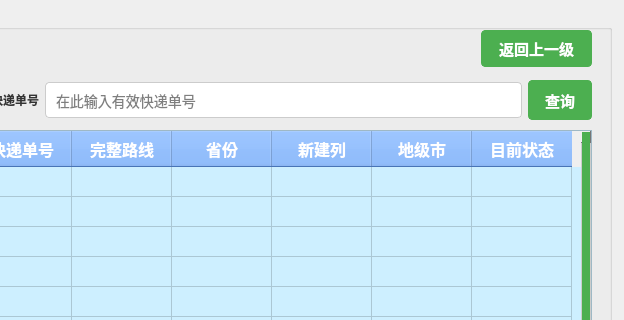
Old version of the form modules/postman/postman_search_delivery.ui in the repository gfzyl/Parcel-System; both pictures show x 159 to 783 and y 0 to 320 of the 783 by 585 pixel window.
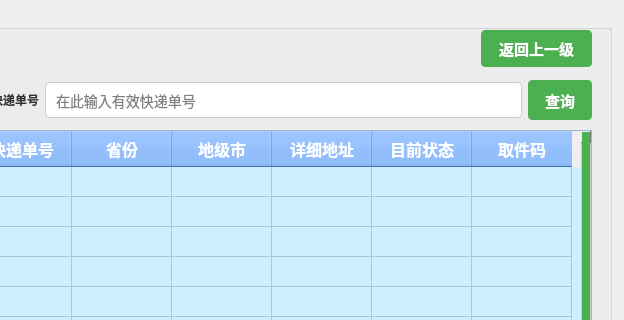
New version of the form.

```diff
--- a/modules/postman/postman_search_delivery.ui
+++ b/modules/postman/postman_search_delivery.ui
@@ -191,31 +191,31 @@
       <string>快递单号</string>
      </property>
     </column>
-    <column>
-     <property name="text">
-      <string>完整路线</string>
-     </property>
-    </column>
     <column>
      <property name="text">
       <string>省份</string>
      </property>
     </column>
-    <column>
-     <property name="text">
-      <string>新建列</string>
-     </property>
-    </column>
     <column>
      <property name="text">
       <string>地级市</string>
      </property>
     </column>
+    <column>
+     <property name="text">
+      <string>详细地址</string>
+     </property>
+    </column>
     <column>
      <property name="text">
       <string>目前状态</string>
      </property>
     </column>
+    <column>
+     <property name="text">
+      <string>取件码</string>
+     </property>
+    </column>
    </widget>
    <widget class="QWidget" name="layoutWidget">
     <property name="geometry">
```
Left out of the diff: 6 changed lines with no effect on the pictures.
